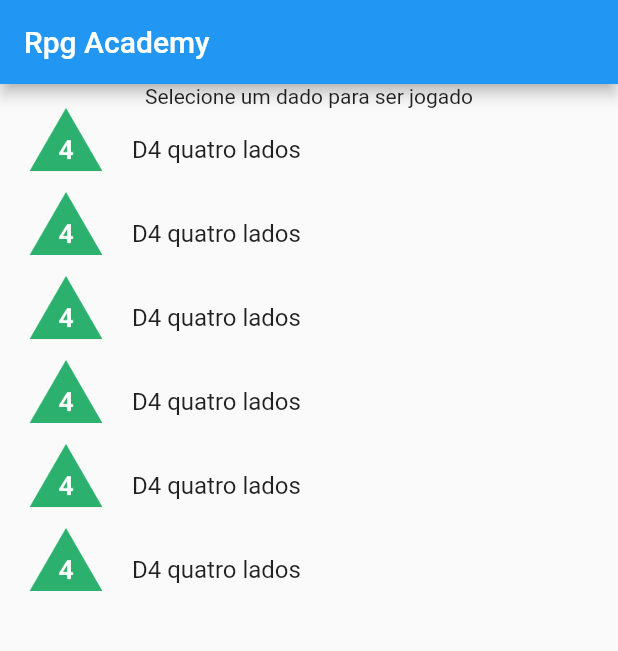
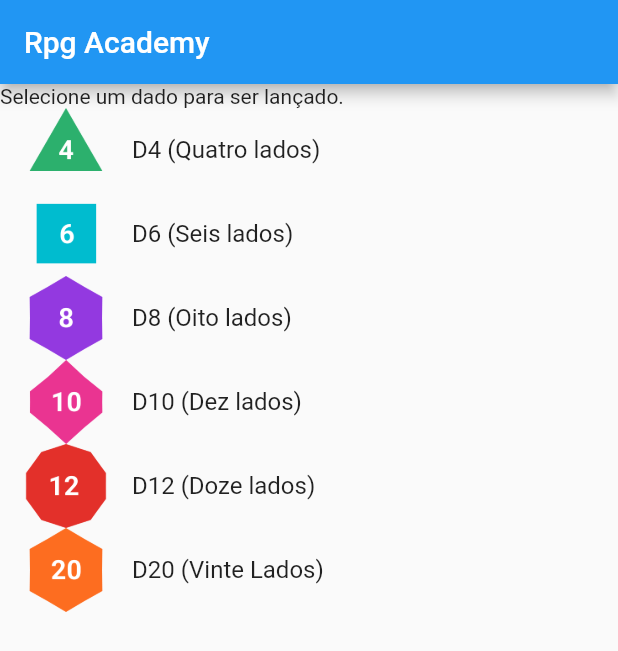
Before and after one commit to GilsonAndre/dados_rpg, a Flutter app: the screen it shows after launch, on a phone screen of 412 x 824 dp. Shown: the top 651 px of the screen. Run offline on Flutter 3.47's test engine with Material 2 defaults, Android fonts, the phone set to English and light mode, and no system bars.

Commit message:
Foto e nome de cada dado está aparecendo corretamente

```diff
--- a/lib/data/pick_dice.dart
+++ b/lib/data/pick_dice.dart
@@ -9,7 +9,15 @@ class PickDice extends StatefulWidget {
 }
 
 class _PickDiceState extends State<PickDice> {
-  List numberDice = [4,6,8,10,12,20];
+  List numberDice = [4, 6, 8, 10, 12, 20];
+  List nameDice = [
+    Strings.d4,
+    Strings.d6,
+    Strings.d8,
+    Strings.d10,
+    Strings.d12,
+    Strings.d20,
+  ];
 
   @override
   Widget build(BuildContext context) {
@@ -20,15 +28,20 @@ class _PickDiceState extends State<PickDice> {
         ),
         body: Column(
           mainAxisAlignment: MainAxisAlignment.start,
+          crossAxisAlignment: CrossAxisAlignment.start,
           children: [
-            const Text('Selecione um dado para ser jogado'),
+            const Text(Strings.titlePage1),
             Expanded(
               child: ListView.builder(
                 itemCount: 6,
                 itemBuilder: (context, index) {
                   return ListTile(
-                    leading: Image.asset('assets/img/d4.png'),
-                    title: const Text('D4 quatro lados'),
+                    leading:
+                        Image.asset('assets/img/d${numberDice[index]}.png'),
+                    title: Text('${nameDice[index]}'),
+                    onTap: () {
+
+                    },
                   );
                 },
               ),
--- /dev/null
+++ b/lib/data/roll_dice.dart
@@ -0,0 +1,22 @@
+import 'package:dados_rpg/data/resources/strings.dart';
+import 'package:flutter/material.dart';
+
+class RollDice extends StatefulWidget {
+  const RollDice({super.key});
+
+  @override
+  State<RollDice> createState() => _RollDiceState();
+}
+
+class _RollDiceState extends State<RollDice> {
+  @override
+  Widget build(BuildContext context) {
+    return MaterialApp(
+      home: Scaffold(
+        appBar: AppBar(
+          title: const Text(Strings.appName),
+        ),
+      ),
+    );
+  }
+}
```
